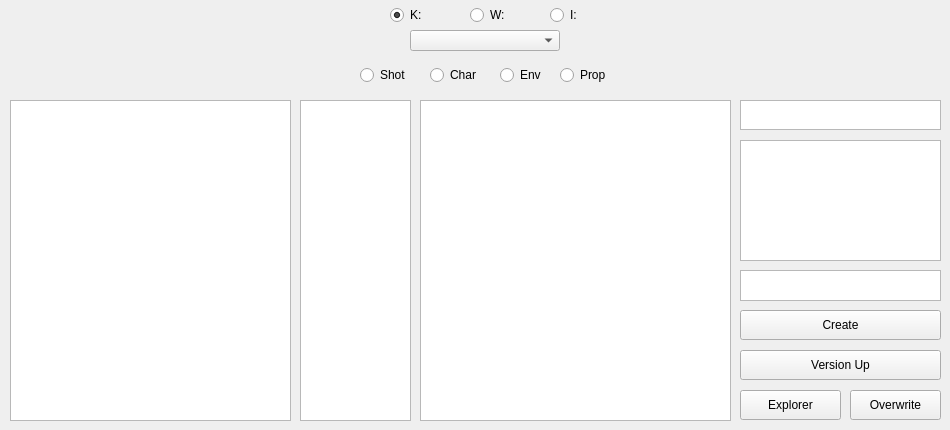
Qt form Houdini/scripts/python/GL_File_Manager/FileManager.ui (pbenjamim/glimpse) before a commit.
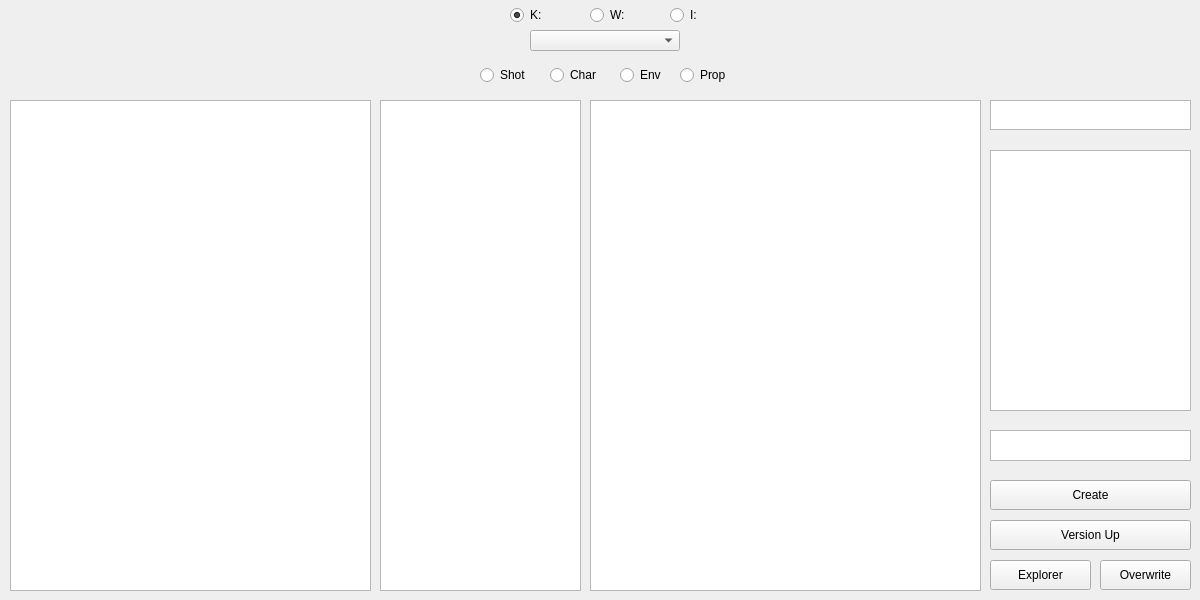
The same form after that commit.

Commit message: Expanded UI + Sorted lists + 3ds max integration

Diff of the .ui file:
```diff
--- a/Houdini/scripts/python/GL_File_Manager/FileManager.ui
+++ b/Houdini/scripts/python/GL_File_Manager/FileManager.ui
@@ -2,12 +2,15 @@
 <ui version="4.0">
  <class>Form</class>
  <widget class="QWidget" name="Form">
+  <property name="enabled">
+   <bool>true</bool>
+  </property>
   <property name="geometry">
    <rect>
     <x>0</x>
     <y>0</y>
-    <width>950</width>
-    <height>430</height>
+    <width>1200</width>
+    <height>600</height>
    </rect>
   </property>
   <property name="sizePolicy">
@@ -18,14 +21,14 @@
   </property>
   <property name="minimumSize">
    <size>
-    <width>950</width>
-    <height>430</height>
+    <width>1200</width>
+    <height>600</height>
    </size>
   </property>
   <property name="maximumSize">
    <size>
-    <width>950</width>
-    <height>430</height>
+    <width>1200</width>
+    <height>600</height>
    </size>
   </property>
   <property name="windowTitle">
@@ -40,7 +43,7 @@
   <widget class="QRadioButton" name="kdrive">
    <property name="geometry">
     <rect>
-     <x>390</x>
+     <x>510</x>
      <y>0</y>
      <width>40</width>
      <height>30</height>
@@ -65,7 +68,7 @@
   <widget class="QRadioButton" name="wdrive">
    <property name="geometry">
     <rect>
-     <x>470</x>
+     <x>590</x>
      <y>0</y>
      <width>40</width>
      <height>30</height>
@@ -87,7 +90,7 @@
   <widget class="QComboBox" name="yearCbox">
    <property name="geometry">
     <rect>
-     <x>410</x>
+     <x>530</x>
      <y>30</y>
      <width>150</width>
      <height>21</height>
@@ -105,8 +108,8 @@
     <rect>
      <x>10</x>
      <y>100</y>
-     <width>281</width>
-     <height>321</height>
+     <width>361</width>
+     <height>491</height>
     </rect>
    </property>
    <property name="sizePolicy">
@@ -128,10 +131,10 @@
   <widget class="QListWidget" name="filterList">
    <property name="geometry">
     <rect>
-     <x>300</x>
+     <x>380</x>
      <y>100</y>
-     <width>111</width>
-     <height>321</height>
+     <width>201</width>
+     <height>491</height>
     </rect>
    </property>
    <property name="sizePolicy">
@@ -153,10 +156,10 @@
   <widget class="QListWidget" name="fileList">
    <property name="geometry">
     <rect>
-     <x>420</x>
+     <x>590</x>
      <y>100</y>
-     <width>311</width>
-     <height>321</height>
+     <width>391</width>
+     <height>491</height>
     </rect>
    </property>
    <property name="sizePolicy">
@@ -181,7 +184,7 @@
   <widget class="QTextEdit" name="nameEdit">
    <property name="geometry">
     <rect>
-     <x>740</x>
+     <x>990</x>
      <y>100</y>
      <width>201</width>
      <height>30</height>
@@ -203,10 +206,10 @@
   <widget class="QListWidget" name="departmentList">
    <property name="geometry">
     <rect>
-     <x>740</x>
-     <y>140</y>
+     <x>990</x>
+     <y>150</y>
      <width>201</width>
-     <height>121</height>
+     <height>261</height>
     </rect>
    </property>
    <property name="sizePolicy">
@@ -228,8 +231,8 @@
   <widget class="QTextEdit" name="tagEdit">
    <property name="geometry">
     <rect>
-     <x>740</x>
-     <y>270</y>
+     <x>990</x>
+     <y>430</y>
      <width>201</width>
      <height>31</height>
     </rect>
@@ -250,8 +253,8 @@
   <widget class="QPushButton" name="createButton">
    <property name="geometry">
     <rect>
-     <x>740</x>
-     <y>310</y>
+     <x>990</x>
+     <y>480</y>
      <width>201</width>
      <height>30</height>
     </rect>
@@ -269,8 +272,8 @@
   <widget class="QPushButton" name="versionButton">
    <property name="geometry">
     <rect>
-     <x>740</x>
-     <y>350</y>
+     <x>990</x>
+     <y>520</y>
      <width>201</width>
      <height>30</height>
     </rect>
@@ -288,7 +291,7 @@
   <widget class="QWidget" name="widget" native="true">
    <property name="geometry">
     <rect>
-     <x>340</x>
+     <x>460</x>
      <y>60</y>
      <width>281</width>
      <height>31</height>
@@ -374,8 +377,8 @@
   <widget class="QPushButton" name="explorerButton">
    <property name="geometry">
     <rect>
-     <x>740</x>
-     <y>390</y>
+     <x>990</x>
+     <y>560</y>
      <width>101</width>
      <height>30</height>
     </rect>
@@ -393,8 +396,8 @@
   <widget class="QPushButton" name="overwriteButton">
    <property name="geometry">
     <rect>
-     <x>850</x>
-     <y>390</y>
+     <x>1100</x>
+     <y>560</y>
      <width>91</width>
      <height>30</height>
     </rect>
@@ -412,7 +415,7 @@
   <widget class="QRadioButton" name="idrive">
    <property name="geometry">
     <rect>
-     <x>550</x>
+     <x>670</x>
      <y>0</y>
      <width>40</width>
      <height>30</height>
```
The commit also changes 4 other files.
